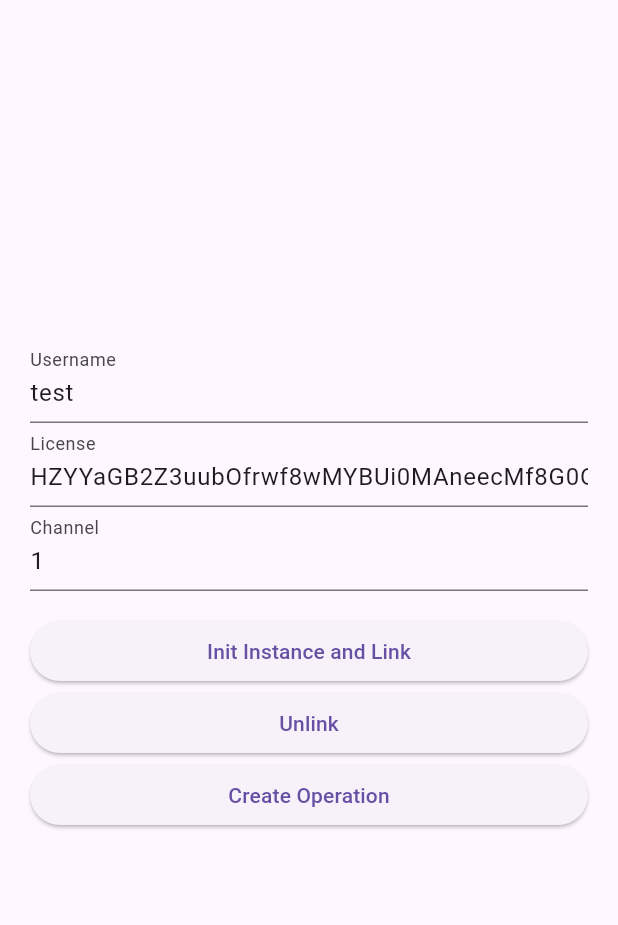
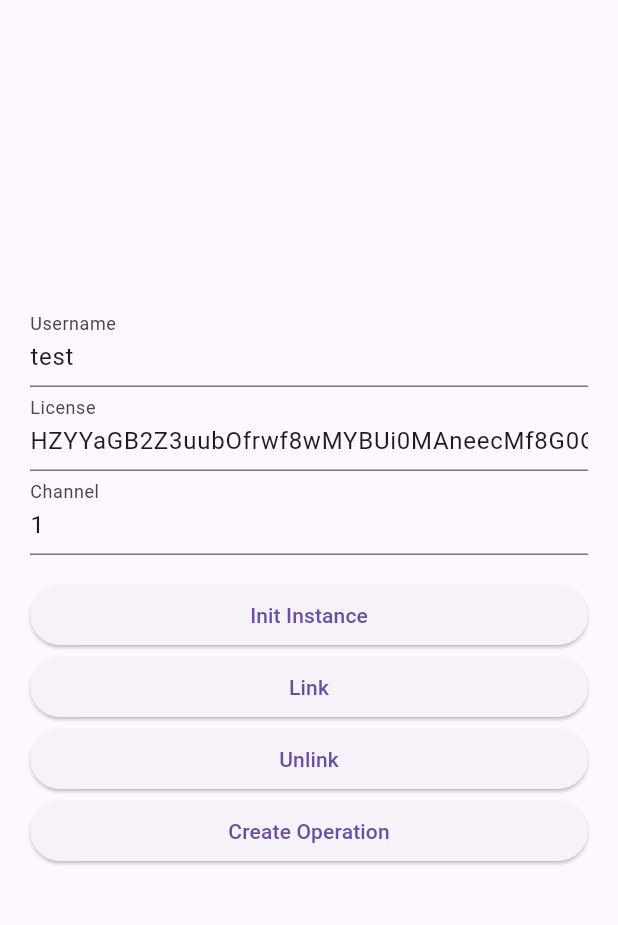
Before and after one commit to DevelSystems/SmartID-FlutterPlugin, a Flutter app: the screen it shows after launch, after a tap on "Create Operation", on a phone screen of 412 x 824 dp, the part 63-988 px from its top. Run offline on Flutter 3.47's test engine with Material 3 defaults, Android fonts, the phone set to English and light mode, and no system bars.

Commit message:
fix: problem with account cypher

```diff
--- a/example/lib/main.dart
+++ b/example/lib/main.dart
@@ -73,15 +73,19 @@ class _MyAppState extends State<MyApp> {
                   Padding(
                     padding: const EdgeInsets.symmetric(vertical: 16.0),
                     child: Column(
-                      crossAxisAlignment: CrossAxisAlignment.stretch,
+                      crossAxisAlignment: CrossAxisAlignment.stretch, // Stretch the buttons to match the column width
                       children: [
                         ElevatedButton(
                           onPressed: () {
-                            SmartIdFlutter.initNativeInstance(licenseController.text, userNameController.text, false).then((value) {
-                              SmartIdFlutter.linkNative(channelController.text, 'session');
-                            });
+                            SmartIdFlutter.initNativeInstance(licenseController.text, userNameController.text, false);
                           },
-                          child: Text('Init Instance and Link'),
+                          child: Text('Init Instance'),
+                        ),
+                        ElevatedButton(
+                          onPressed: () {
+                            SmartIdFlutter.linkNative(channelController.text, 'session');
+                          },
+                          child: Text('Link'),
                         ),
                         ElevatedButton(
                           onPressed: () {
@@ -92,63 +96,63 @@ class _MyAppState extends State<MyApp> {
                         ElevatedButton(
                           onPressed: () {
                             OperationModel operationModel = OperationModel(
-                                '1',
+                                channelController.text,
                                 DeviceModel(
                                     '',
                                     ''
                                 ),
                                 TransactionModel(
-                                    '78e3815d374645b3934f2368dfcbdba7',
-                                    'save_Card',
-                                    '78e3815d374645b3934f2368dfcbdba7',
+                                    'transfer',
+                                    'CC to CA',
+                                    'prueba',
                                     '',
-                                    '', //Date deberia de enviarse vacio
+                                    '',
                                     {}
                                 ),
                                 AccountModel(
-                                    '2138800002',
+                                    userNameController.text,
                                     0,
                                     '',
                                     '',
-                                    '2138800002',
-                                    '333',
                                     '',
+                                    '',
+                                    '123',
                                     ''
                                 ),
                                 AccountToModel(
-                                    '31495082',
+                                    '',
                                     0,
                                     '',
                                     '',
-                                    '31495082',
+                                    '',
                                     '',
                                     '',
                                     ''
                                 ),
                                 DebitFromModel(
+                                    '123123123',
+                                    '',
+                                    ''
+                                ),
+                                CreditToModel(
+                                    '123123124',
+                                    '',
+                                    ''
+                                ),
+                                CreditCardModel(
+                                    '',
                                     '',
                                     '',
                                     ''
                                 ),
-                                CreditToModel(
-                                    '',
-                                    '',
-                                    ''
+                                OrderModel(
+                                    10,
+                                    'USD'
                                 ),
-                                CreditCardModel(
-                                    'Visa',
-                                    '0404',
-                                    '0404',
-                                    ''
-                                ),
-                                OrderModel(
-                                  7.5,
-                                  'usd'
-                                ),
-                                ''
+                                'timeStamp'
                             );
 
-                            SmartIdFlutter.createOperationNative(licenseController.text, operationModel, false);
+                            SmartIdFlutter.createOperationNative(licenseController.text, operationModel, true);
                           },
                           child: Text('Create Operation'),
                         ),
--- a/pubspec.yaml
+++ b/pubspec.yaml
@@ -1,6 +1,6 @@
 name: smartid_flutter
 description: SmartId Bridge for Flutter.
-version: 0.0.1
+version: 0.0.2
 homepage:
 
 environment:
```
Also changed, not shown: example/pubspec.lock, 1 other file.
